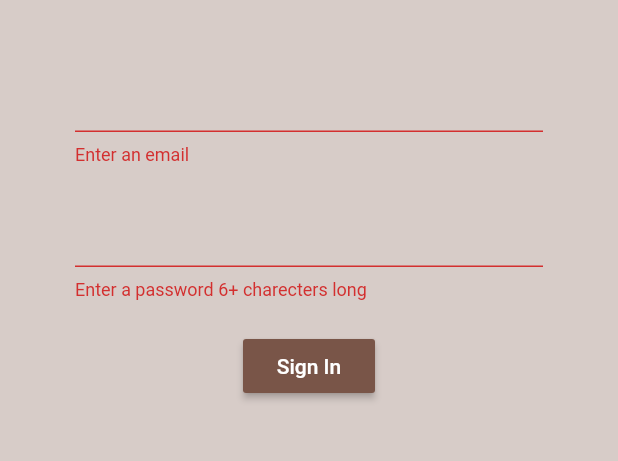
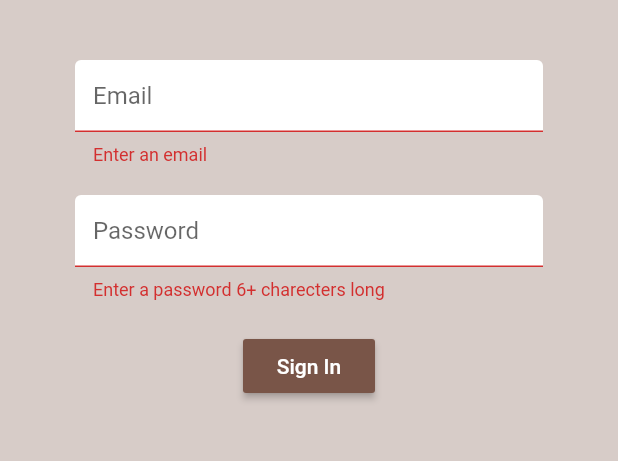
Before and after one commit to shuvo1997/Flutter_firebase, a Flutter app: the screen it shows after launch, after a tap on "Sign In", on a phone screen of 412 x 824 dp, the part 84-545 px from its top. Run offline on Flutter 3.47's test engine with Material 2 defaults, Android fonts, the phone set to English and light mode, and no system bars; our stand-ins replace cloud_firestore, firebase_auth, flutter_spinkit; accounts and stored records are empty.

Commit message:
Adding SignIn && Loading screen

```diff
--- a/flutter_brew/lib/Screens/Authenticate/sign_in.dart
+++ b/flutter_brew/lib/Screens/Authenticate/sign_in.dart
@@ -1,5 +1,7 @@
 import 'package:flutter/material.dart';
 import 'package:flutterbrew/Services/auth.dart';
+import 'package:flutterbrew/shared/constants.dart';
+import 'package:flutterbrew/shared/loading.dart';
 
 class SignIn extends StatefulWidget {
   final Function toggleView;
@@ -12,16 +14,20 @@ class SignIn extends StatefulWidget {
 
 class _SignInState extends State<SignIn> {
   final AuthService _auth = AuthService();
-
   final _formKey = GlobalKey<FormState>();
 
   //text field state
   String email = '';
   String password = '';
+  String error = '';
+
+  bool loading = false;
 
   @override
   Widget build(BuildContext context) {
-    return Scaffold(
+    return loading
+        ? Loading()
+        : Scaffold(
             backgroundColor: Colors.brown[100],
             appBar: AppBar(
               backgroundColor: Colors.brown[400],
@@ -46,6 +52,8 @@ class _SignInState extends State<SignIn> {
                       height: 20.0,
                     ),
                     TextFormField(
+                      decoration:
+                          textInputDecoration.copyWith(hintText: 'Email'),
                       validator: (val) => val.isEmpty ? 'Enter an email' : null,
                       onChanged: (val) {
                         setState(() => email = val);
@@ -55,6 +63,8 @@ class _SignInState extends State<SignIn> {
                       height: 20.0,
                     ),
                     TextFormField(
+                      decoration:
+                          textInputDecoration.copyWith(hintText: 'Password'),
                       validator: (val) => val.length < 6
                           ? 'Enter a password 6+ charecters long'
                           : null,
@@ -74,12 +84,27 @@ class _SignInState extends State<SignIn> {
                         style: TextStyle(color: Colors.white),
                       ),
                       color: Colors.brown[500],
-                onPressed: () {
+                      onPressed: () async {
                         if (_formKey.currentState.validate()) {
-                    print(email);
-                    print(password);
+                          setState(() => loading = true);
+                          dynamic result = await _auth
+                              .signInWithEmailAndPassword(email, password);
+                          //Validation
+                          if (result is String) {
+                            setState(() {
+                              error = result;
+                              loading = false;
+                            });
+                          }
                         }
                       },
+                    ),
+                    SizedBox(
+                      height: 12.0,
+                    ),
+                    Text(
+                      error,
+                      style: TextStyle(color: Colors.red, fontSize: 14.0),
                     ),
                   ],
                 ),
--- a/flutter_brew/lib/Services/auth.dart
+++ b/flutter_brew/lib/Services/auth.dart
@@ -53,7 +53,29 @@ class AuthService {
       }
     }
   }
+
   //sign in using email and password
+  Future signInWithEmailAndPassword(String email, String password) async {
+    try {
+      AuthResult result = await _auth.signInWithEmailAndPassword(
+          email: email, password: password);
+      FirebaseUser user = result.user;
+      return _userFromFirebaseUser(user);
+    } catch (e) {
+      print(e.toString());
+      switch (e.code) {
+        case 'ERROR_WRONG_PASSWORD':
+          return 'This password is invalid';
+          break;
+        case 'ERROR_INVALID_EMAIL':
+          return 'This email is invalid';
+          break;
+        case 'ERROR_NETWORK_REQUEST_FAILED':
+          return 'Please connect to the internet';
+          break;
+      }
+    }
+  }
 
   //Sign out
   Future signOut() async {
--- /dev/null
+++ b/flutter_brew/lib/shared/constants.dart
@@ -0,0 +1,12 @@
+import 'package:flutter/cupertino.dart';
+import 'package:flutter/material.dart';
+
+const textInputDecoration = InputDecoration(
+  fillColor: Colors.white,
+  filled: true,
+  enabledBorder: OutlineInputBorder(
+      borderSide: BorderSide(color: Colors.white, width: 2.0)),
+  focusedBorder: OutlineInputBorder(
+    borderSide: BorderSide(color: Colors.brown, width: 2.0),
+  ),
+);
--- a/flutter_brew/pubspec.yaml
+++ b/flutter_brew/pubspec.yaml
@@ -26,6 +26,7 @@ dependencies:
   firebase_auth: ^0.16.1
   cloud_firestore: ^0.13.7
   provider: ^3.1.0
+  flutter_spinkit: ^4.1.2
 
 dev_dependencies:
   flutter_test:
```
Also changed, not shown: flutter_brew/lib/Screens/Authenticate/register.dart (+20 -4 lines), flutter_brew/lib/shared/loading.dart (added, +17 -0 lines), flutter_brew/pubspec.lock. Lines whose indentation alone changed are shown as unchanged.
